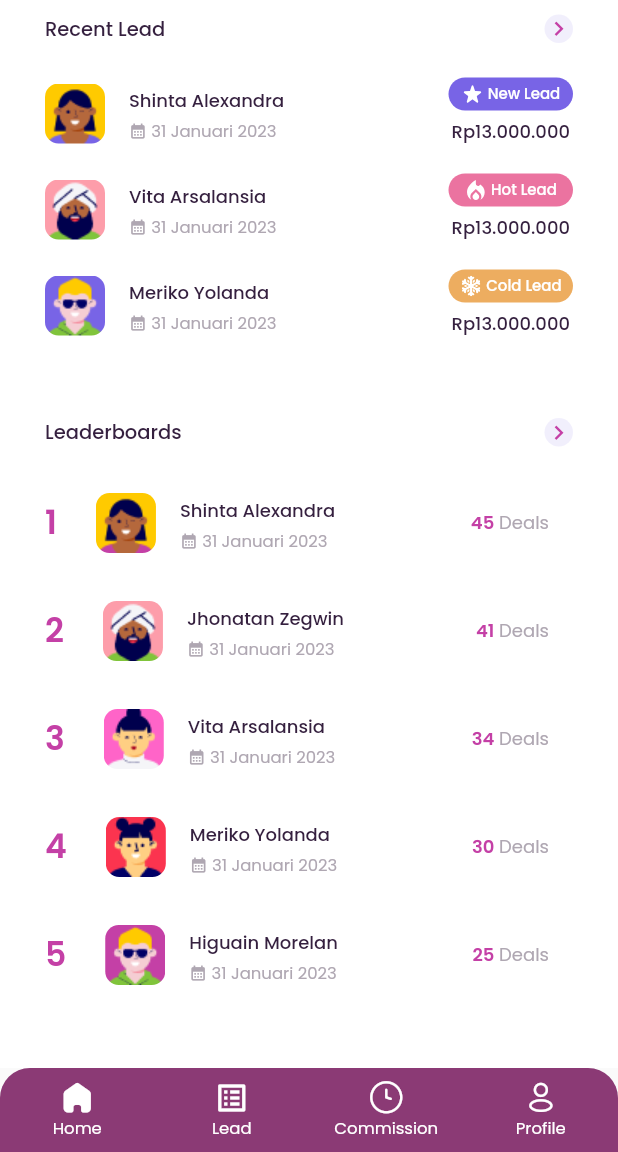
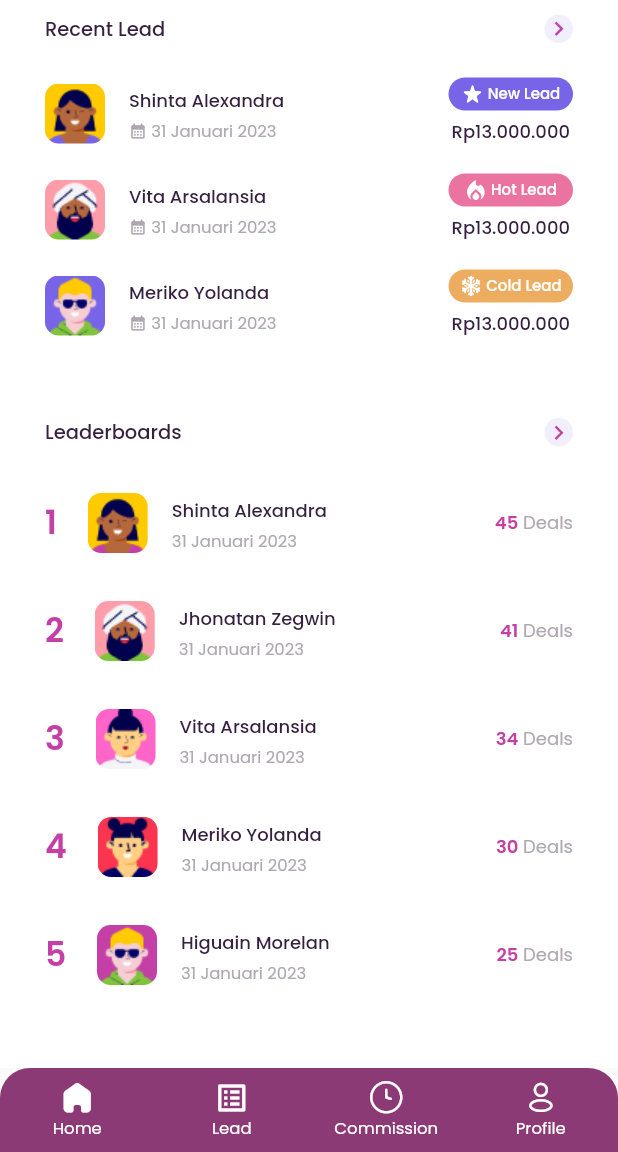
Before and after one commit to mrhabibie/test_ordo, a Flutter app: the screen it shows after launch, scrolled down 486 dp, on a phone screen of 412 x 824 dp, the part 84-1236 px from its top. Run offline on Flutter 3.47's test engine with Material 2 defaults, Android fonts, the light colour scheme and no system bars; our stand-ins replace flutter_svg, syncfusion_flutter_charts.

Commit message:
update leaderboards

```diff
--- a/lib/app/widgets/leaderboards_widget.dart
+++ b/lib/app/widgets/leaderboards_widget.dart
@@ -90,7 +90,7 @@ class _LeaderboardsWidgetState extends State<LeaderboardsWidget> {
             (index) => Row(
               children: <Widget>[
                 Container(
-                  margin: const EdgeInsets.only(right: 10),
+                  margin: const EdgeInsets.only(right: 20.5),
                   child: Text(
                     '${_leaderboards.elementAt(index)['number']}',
                     style: const TextStyle(
@@ -103,6 +103,7 @@ class _LeaderboardsWidgetState extends State<LeaderboardsWidget> {
                 ),
                 Expanded(
                   child: ListTile(
+                    contentPadding: EdgeInsets.zero,
                     leading: ClipRRect(
                       borderRadius: BorderRadius.circular(9),
                       child: Image.asset(
@@ -116,31 +117,18 @@ class _LeaderboardsWidgetState extends State<LeaderboardsWidget> {
                       _leaderboards.elementAt(index)['name'],
                       style: Theme.of(context).textTheme.bodySmall,
                     ),
-                    subtitle: RichText(
-                      text: TextSpan(
-                        children: <InlineSpan>[
-                          const WidgetSpan(
-                            alignment: PlaceholderAlignment.middle,
-                            child: Icon(
-                              Icons.calendar_month,
-                              size: 11.9,
-                              color: OrdoColors.gray2,
-                            ),
-                          ),
-                          TextSpan(
-                              text: ' ${dateToString(
+                    subtitle: Text(
+                      dateToString(
                         date: _leaderboards.elementAt(index)["date"],
                         usingMonthName: true,
                         withYear: true,
                         separator: " ",
-                          )}'),
-                        ],
+                      ),
                       style: const TextStyle(
                         fontFamily: 'Poppins',
                         fontSize: 11,
                         fontWeight: FontWeight.normal,
                         color: OrdoColors.gray2,
-                        ),
                       ),
                     ),
                     trailing: RichText(
```
Lines whose indentation alone changed are shown as unchanged.
